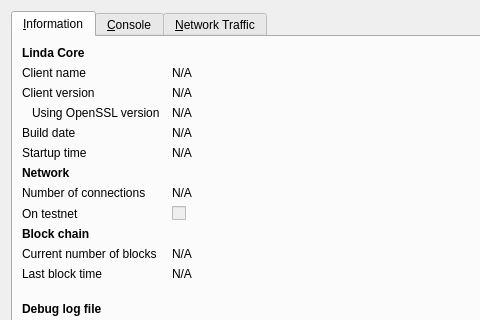
Qt form src/qt/forms/rpcconsole.ui (drcoul/DigitalWealth) before a commit; both pictures show x 0 to 480 and y 0 to 320 of the 740 by 450 pixel window.
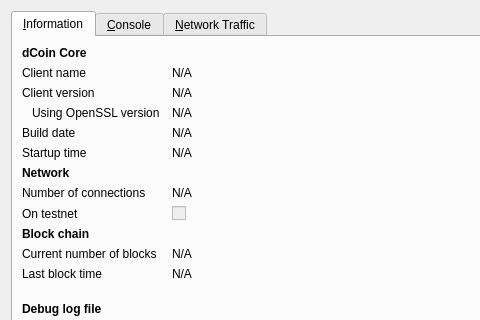
The same form after that commit. Icons and pictures are not drawn. Custom widgets are drawn as their Qt base class.

Commit message: Changing name from dWealth to dCoin

```diff
--- a/src/qt/forms/rpcconsole.ui
+++ b/src/qt/forms/rpcconsole.ui
@@ -36,7 +36,7 @@
           </font>
          </property>
          <property name="text">
-          <string>Linda Core</string>
+          <string>dCoin Core</string>
          </property>
         </widget>
        </item>
```
Left out of the diff: 6 changed lines with no effect on the pictures. The commit also changes 138 other files.
